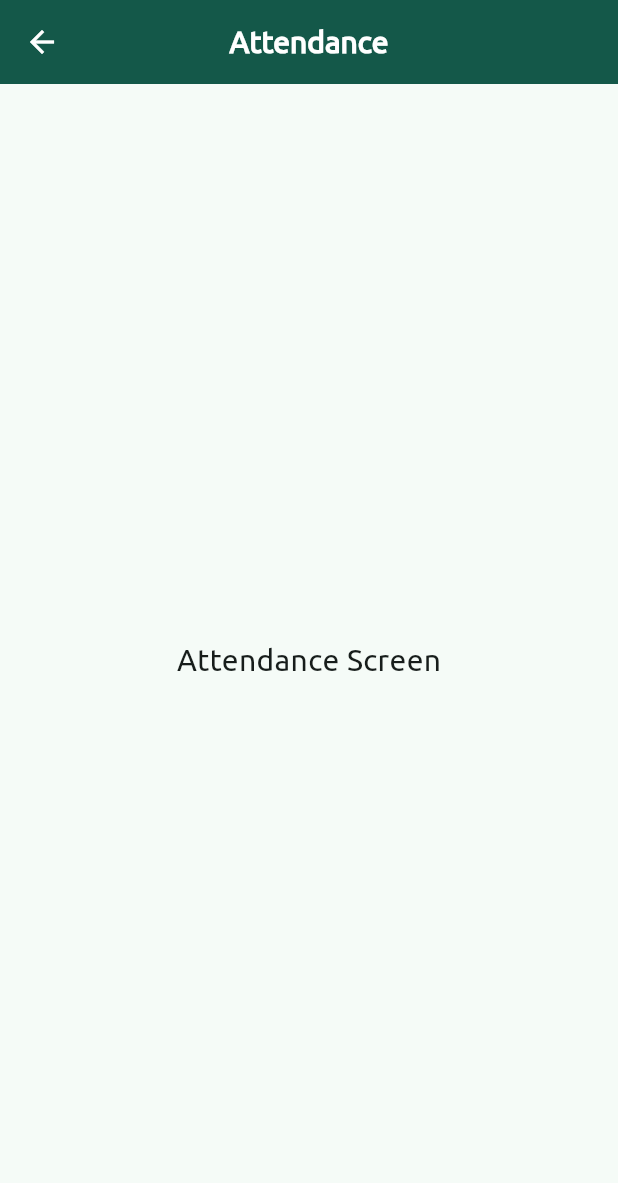
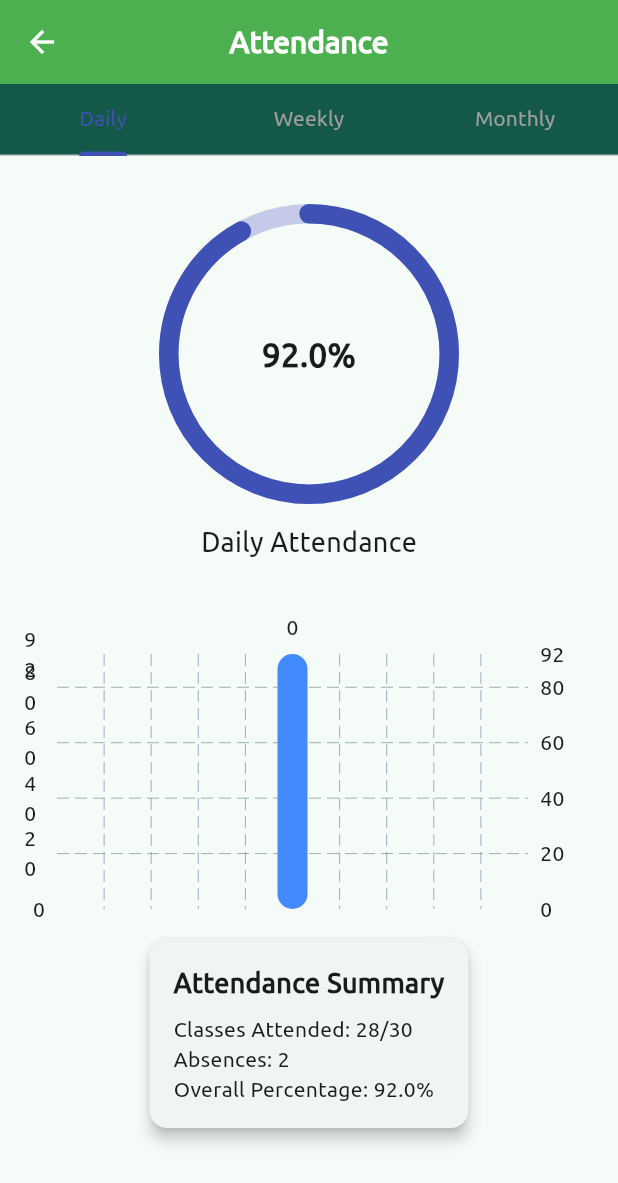
Before and after one commit to HafizHuzaifa76/DigitalAcademicPortal-FYP, a Flutter app: the Stu_Attendance screen opened by its route, on a phone screen of 412 x 824 dp. Shown: the top 1183 px of the screen. Run offline on Flutter 3.47's test engine with Material 3 defaults, Android fonts, the light colour scheme and no system bars; drawn by our look-alikes of fl_chart, percent_indicator; our stand-ins replace auto_size_text, cloud_firestore, dartz, file_picker, firebase_auth, firebase_core and 10 more; missing offline and left inert: excel; accounts and stored records are empty.

Commit message:
v2 attendance

```diff
--- a/lib/features/student_panel/shared/student_attendance/stu_presenation/stu_pages/Stu_Attendance.dart
+++ b/lib/features/student_panel/shared/student_attendance/stu_presenation/stu_pages/Stu_Attendance.dart
@@ -1,20 +1,144 @@
 import 'package:flutter/material.dart';
+import 'package:get/get_core/src/get_main.dart';
+import 'package:get/get_navigation/get_navigation.dart';
+import 'package:percent_indicator/percent_indicator.dart';
+import 'package:fl_chart/fl_chart.dart';
 
-class Stu_Attendance extends StatelessWidget {
+class Stu_Attendance extends StatefulWidget {
   const Stu_Attendance({super.key});
 
   @override
-  Widget build(BuildContext context) {
-    return Scaffold(
-      appBar: AppBar(
-        title: const Text("Attendance"),
-      ),
-      body: const Center(
-        child: Text(
-          "Attendance Screen",
-          style: TextStyle(fontSize: 20),
+  State<Stu_Attendance> createState() => _Stu_AttendanceState();
+}
+
+class _Stu_AttendanceState extends State<Stu_Attendance> with SingleTickerProviderStateMixin {
+  late TabController _tabController;
+
+  final Map<String, double> attendanceData = {
+    'Daily': 0.92,
+    'Weekly': 0.87,
+    'Monthly': 0.75,
+  };
+
+  @override
+  void initState() {
+    super.initState();
+    _tabController = TabController(length: 3, vsync: this);
+  }
+
+  @override
+  void dispose() {
+    _tabController.dispose();
+    super.dispose();
+  }
+
+  Widget _buildBarChart(double value) {
+    return SizedBox(
+      height: 200,
+      child: BarChart(
+        BarChartData(
+          borderData: FlBorderData(show: false),
+          barGroups: [
+            BarChartGroupData(x: 0, barRods: [
+              BarChartRodData(toY: value * 100, color: Colors.blueAccent, width: 20),
+            ]),
+          ],
+          titlesData: FlTitlesData(
+            leftTitles: AxisTitles(
+              sideTitles: SideTitles(showTitles: true),
+            ),
+            bottomTitles: AxisTitles(
+              sideTitles: SideTitles(showTitles: false),
+            ),
+          ),
         ),
       ),
     );
   }
+
+  @override
+  Widget build(BuildContext context) {
+    final theme = Theme.of(context);
+
+    return Scaffold(
+      appBar: AppBar(
+        title: const Text('Attendance'),
+        backgroundColor: Colors.green
+      ),
+      body: Column(
+        children: [
+          Container(
+            color: Get.theme.primaryColor,
+            child: TabBar(
+              controller: _tabController,
+              indicatorColor: Colors.indigo,
+              labelColor: Colors.indigo,
+              unselectedLabelColor: Colors.grey,
+              tabs: const [
+                Tab(text: 'Daily'),
+                Tab(text: 'Weekly'),
+                Tab(text: 'Monthly'),
+              ],
+            ),
+          ),
+          Expanded(
+            child: TabBarView(
+              controller: _tabController,
+              children: ['Daily', 'Weekly', 'Monthly'].map((key) {
+                double value = attendanceData[key]!;
+                return SingleChildScrollView(
+                  padding: const EdgeInsets.all(16),
+                  child: Column(
+                    children: [
+                      const SizedBox(height: 16),
+                      CircularPercentIndicator(
+                        radius: 100,
+                        lineWidth: 13,
+                        animation: true,
+                        percent: value,
+                        center: Text(
+                          "${(value * 100).toStringAsFixed(1)}%",
+                          style: const TextStyle(fontSize: 22, fontWeight: FontWeight.bold),
+                        ),
+                        footer: Padding(
+                          padding: const EdgeInsets.only(top: 12.0),
+                          child: Text(
+                            "$key Attendance",
+                            style: const TextStyle(fontSize: 18),
+                          ),
+                        ),
+                        circularStrokeCap: CircularStrokeCap.round,
+                        progressColor: Colors.indigo,
+                        backgroundColor: Colors.indigo.shade100,
+                      ),
+                      const SizedBox(height: 32),
+                      _buildBarChart(value),
+                      const SizedBox(height: 16),
+                      Card(
+                        shape: RoundedRectangleBorder(borderRadius: BorderRadius.circular(12)),
+                        elevation: 4,
+                        child: Padding(
+                          padding: const EdgeInsets.all(16),
+                          child: Column(
+                            crossAxisAlignment: CrossAxisAlignment.start,
+                            children: [
+                              const Text("Attendance Summary", style: TextStyle(fontSize: 18, fontWeight: FontWeight.bold)),
+                              const SizedBox(height: 8),
+                              Text("Classes Attended: ${(value * 30).round()}/30"),
+                              Text("Absences: ${(30 - value * 30).round()}"),
+                              Text("Overall Percentage: ${(value * 100).toStringAsFixed(1)}%"),
+                            ],
+                          ),
+                        ),
+                      )
+                    ],
+                  ),
+                );
+              }).toList(),
+            ),
+          ),
+        ],
+      ),
+    );
+  }
 }
--- a/pubspec.yaml
+++ b/pubspec.yaml
@@ -51,6 +51,8 @@ dependencies:
   image_picker: ^1.1.2
   table_calendar: ^3.2.0
   photo_view: ^0.15.0
+  percent_indicator: ^4.2.2
+  fl_chart: ^0.66.0
   flutter_speed_dial: ^7.0.0
   flutter_expandable_fab: ^2.3.0
 
```
Also changed, not shown: pubspec.lock, 4 other files.
